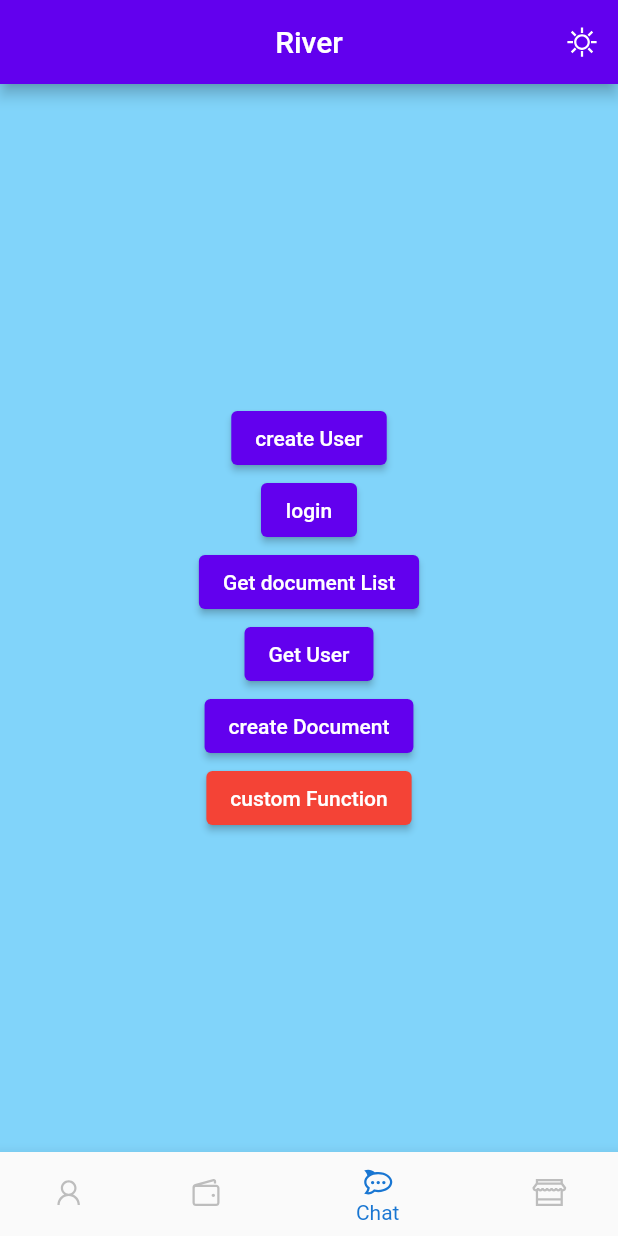
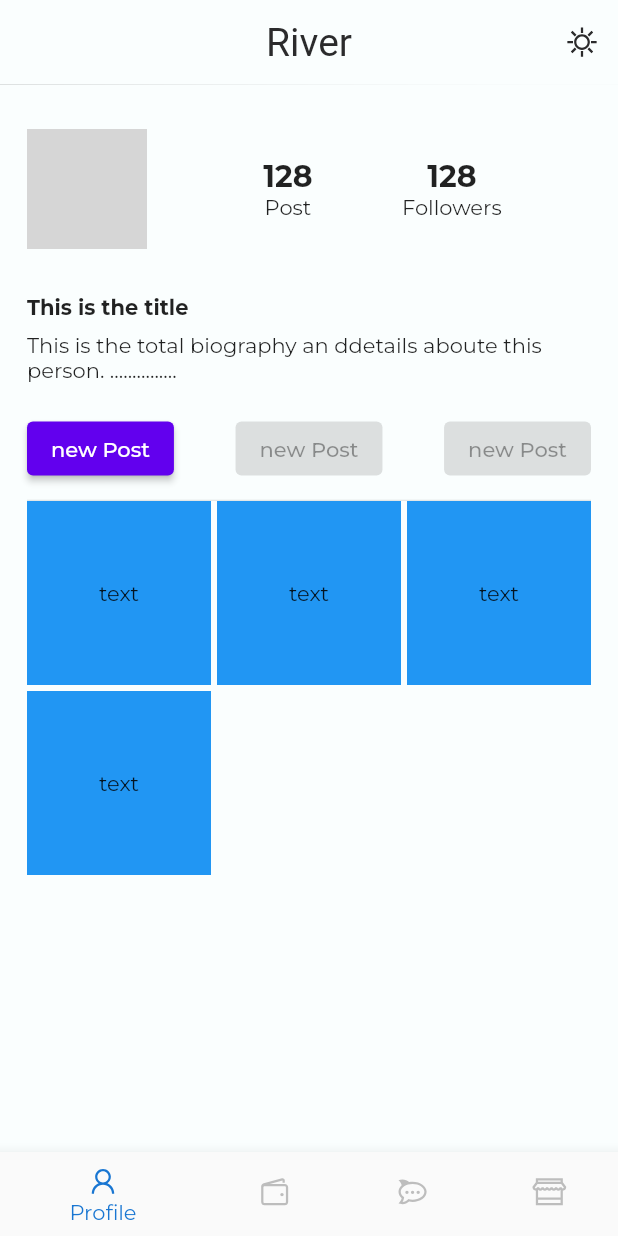
Before and after one commit to samtheory/river, a Flutter app: the screen it shows after launch, on a phone screen of 412 x 824 dp. Run offline on Flutter 3.47's test engine with Material 2 defaults, Android fonts, the phone set to English and light mode, and no system bars; our stand-ins replace adaptive_theme, appwrite, auto_route, auto_size_text, flutter_hooks, google_fonts and 3 more; generated files the repository leaves out were written again; network calls fail; Roboto replaces fonts that are missing (Mogra); project files that could hold a hidden picture were left out; grey boxes are pictures that could not be loaded.

Commit message:
update profile page + light them update

```diff
--- a/lib/main.dart
+++ b/lib/main.dart
@@ -1,12 +1,13 @@
 import 'package:adaptive_theme/adaptive_theme.dart';
-import 'package:appwrite/appwrite.dart';
 import 'package:flutter/material.dart';
+import 'package:flutter/services.dart';
+import 'package:google_fonts/google_fonts.dart';
 import 'package:hooks_riverpod/hooks_riverpod.dart';
-import 'package:line_icons/line_icon.dart';
-
-import 'package:river/appwrite/appwrite_client.dart';
 import 'package:river/routes/router.dart';
 import 'package:river/routes/router.gr.dart';
+
+const Color cWhite = Color(0xFFFAFEFE);
+const Color cDark = Color(0xff2B2B2C);
 
 void main() async {
   WidgetsFlutterBinding.ensureInitialized();
@@ -26,6 +27,17 @@
     return ProviderScope(
       child: AdaptiveTheme(
         light: ThemeData(
+          fontFamily: GoogleFonts.montserrat().fontFamily,
+          appBarTheme: AppBarTheme(
+            actionsIconTheme: const IconThemeData(color: cDark),
+            elevation: .2,
+            titleTextStyle: GoogleFonts.mogra(
+              color: cDark,
+              fontSize: 26,
+            ),
+            backgroundColor: cWhite,
+          ),
+          scaffoldBackgroundColor: cWhite,
           brightness: Brightness.light,
           primarySwatch: Colors.red,
           colorScheme:
@@ -38,7 +50,7 @@
               const ColorScheme.dark().copyWith(secondary: Colors.amber),
         ),
         initial: AdaptiveThemeMode.system,
-        builder: (theme, darkTheme) =>  MaterialApp.router(
+        builder: (theme, darkTheme) => MaterialApp.router(
           debugShowCheckedModeBanner: false,
           title: 'Adaptive Theme Demo',
           theme: theme,
--- a/lib/screens/auth/register.dart
+++ b/lib/screens/auth/register.dart
@@ -8,6 +8,7 @@ import 'package:line_icons/line_icon.dart';
 import 'package:river/appwrite/appwrite_client.dart';
 import 'package:river/constants/constant.dart';
 import 'package:river/gen/assets.gen.dart';
+import 'package:river/main.dart';
 import 'package:river/routes/router.gr.dart';
 import 'package:river/screens/get_started_screen.dart';
 import 'package:river/screens/profile_screen.dart';
--- a/lib/screens/get_started_screen.dart
+++ b/lib/screens/get_started_screen.dart
@@ -1,15 +1,12 @@
-import 'dart:ui';
 
 import 'package:auto_route/auto_route.dart';
 import 'package:auto_size_text/auto_size_text.dart';
 import 'package:flutter/material.dart';
 import 'package:river/constants/constant.dart';
 import 'package:river/gen/assets.gen.dart';
+import 'package:river/main.dart';
 import 'package:river/routes/router.gr.dart';
-import 'package:river/screens/auth/register.dart';
 
-const Color cWhite = Color(0xFFFAFEFE);
-const Color cDark = Color(0xff2B2B2C);
 
 class GetStartedScreen extends StatelessWidget {
   const GetStartedScreen({Key? key}) : super(key: key);
--- a/lib/screens/home_bottom_nav_screen.dart
+++ b/lib/screens/home_bottom_nav_screen.dart
@@ -10,7 +10,7 @@ class HomeBottomNavigationScreen extends HookWidget {
 
   @override
   Widget build(BuildContext context) {
-    final _navCurrentIndex = useState(2);
+    final _navCurrentIndex = useState(0);
     return AutoTabsScaffold(
       routes: const [
         ProfileRouter(),
@@ -18,7 +18,7 @@ class HomeBottomNavigationScreen extends HookWidget {
         WalletRouter(),
         MarketRouter(),
       ],
-      homeIndex: 2,
+
       bottomNavigationBuilder: (_, tabsRouter) {
         return BottomNavigationBar(
             onTap: (int index) {
--- a/lib/screens/profile_screen.dart
+++ b/lib/screens/profile_screen.dart
@@ -1,145 +1,137 @@
 import 'package:appwrite/appwrite.dart';
-import 'package:appwrite/models.dart';
-import 'package:auto_route/auto_route.dart';
 import 'package:flutter/material.dart';
-import 'package:flutter_hooks/flutter_hooks.dart';
+import 'package:flutter_staggered_grid_view/flutter_staggered_grid_view.dart';
 import 'package:hooks_riverpod/hooks_riverpod.dart';
-
 import 'package:river/appwrite/appwrite_client.dart';
-import 'package:river/routes/router.gr.dart';
 
 class ProfileScreen extends HookConsumerWidget {
   const ProfileScreen({Key? key}) : super(key: key);
   @override
   Widget build(BuildContext context, WidgetRef ref) {
-    Account account = ref.watch(accountProvider);
-    Database database = ref.watch(databaseProvider);
-    AppWriteServices _services =
-        AppWriteServices(account: account, db: database);
-    final data = useState([]);
+    // Account account = ref.watch(accountProvider);
+    // Database database = ref.watch(databaseProvider);
+
     return Scaffold(
-      backgroundColor: Colors.lightBlue[200],
-      body: Center(
-        child: Column(
-            mainAxisAlignment: MainAxisAlignment.center,
-            crossAxisAlignment: CrossAxisAlignment.center,
-            children: [
-              ElevatedButton(
-                  onPressed: () async {
-                    try {
-                      await account.create(
-                          userId: 'unique()',
-                          email: 'me@appwrite.io',
-                          password: 'password',
-                          name: 'My Name');
-                    } catch (e) {
-                      throw e;
-                    }
-                  },
-                  child: const Text('create User')),
-              ElevatedButton(
-                  onPressed: () {
-                    account
-                        .createSession(
-                          email: 'me@appwrite.io',
-                          password: 'password',
-                        )
-                        .then((response) => print(response))
-                        .catchError((error) => print(error.response));
-                  },
-                  child: Text('login')),
-              ElevatedButton(
-                  onPressed: () {
-                    database
-                        .listDocuments(
-                          collectionId: 'alaki001',
-                        )
-                        .then((value) => print(value.documents))
-                        .catchError((error) => print(error.response));
-                  },
-                  child: Text('Get document List')),
-              ElevatedButton(
-                  onPressed: () {
-                    database
-                        .createDocument(
-                          collectionId: 'alaki001',
-                          documentId: 'unique()',
-                          data: {'1000': 200, 'text': "she lived in paradice"},
-                        )
-                        .then((value) => print(value))
-                        .catchError((error) => print(error.response));
-                  },
-                  child: Text('Get User')),
-              ElevatedButton(
-                  onPressed: () {
-                    account.get().then((User response) {
-                      print(response.$id);
-                    }).catchError((error) {
-                      print(error.response);
-                    });
-                  },
-                  child: Text('create Document')),
-              ElevatedButton(
-                  style: ButtonStyle(
-                      backgroundColor: MaterialStateProperty.resolveWith(
-                          (states) => Colors.red)),
-                  onPressed: () {
-                    _services.updateDocument();
-                  },
-                  child: Text('custom Function'))
-            ]),
-      ),
+      body: SafeArea(
+          child: Padding(
+              padding: const EdgeInsets.symmetric(horizontal: 18),
+              child: ListView(
+                children: [
+                  const SizedBox(
+                    height: 30,
+                  ),
+                  Row(
+                    mainAxisAlignment: MainAxisAlignment.spaceBetween,
+                    children: [
+                      const Padding(
+                        padding: EdgeInsets.only(right: 18),
+                        child: CircleAvatar(
+                          maxRadius: 40,
+                          backgroundImage: NetworkImage(
+                              'https://d2qp0siotla746.cloudfront.net/img/use-cases/profile-picture/template_3.jpg'),
+                        ),
+                      ),
+                      Column(
+                        children: const [
+                          Text('128',
+                              style: TextStyle(
+                                fontSize: 20,
+                                fontWeight: FontWeight.bold,
+                              )),
+                          Text('Post')
+                        ],
+                      ),
+                      Column(
+                        children: const [
+                          Text('128',
+                              style: TextStyle(
+                                fontSize: 20,
+                                fontWeight: FontWeight.bold,
+                              )),
+                          Text('Followers')
+                        ],
+                      ),
+                      const SizedBox()
+                    ],
+                  ),
+                  const SizedBox(height: 30),
+                  const Text(
+                    'This is the title',
+                    style: TextStyle(
+                      fontWeight: FontWeight.bold,
+                    ),
+                  ),
+                  const SizedBox(
+                    height: 8,
+                  ),
+                  const Text(
+                      'This is the total biography an ddetails aboute this person. ...............'),
+                  const SizedBox(
+                    height: 20,
+                  ),
+                  Row(
+                    mainAxisAlignment: MainAxisAlignment.spaceBetween,
+                    children: [
+                      ElevatedButton(onPressed: () {}, child: Text('new Post')),
+                      ElevatedButton(onPressed: null, child: Text('new Post')),
+                      ElevatedButton(onPressed: null, child: Text('new Post'))
+                    ],
+                  ),
+                  const SizedBox(
+                    height: 10,
+                  ),
+                  const Divider(
+                    height: 1,
+                  ),
+                  StaggeredGrid.count(
+                    crossAxisCount: 6,
+                    mainAxisSpacing: 4,
+                    crossAxisSpacing: 4,
+                    children: [
+                      StaggeredGridTile.count(
+                        crossAxisCellCount: 2,
+                        mainAxisCellCount: 2,
+                        child: Container(
+                          color: Colors.blue,
+                          child: const Center(
+                            child: Text('text'),
+                          ),
+                        ),
+                      ),
+                      StaggeredGridTile.count(
+                        crossAxisCellCount: 2,
+                        mainAxisCellCount: 2,
+                        child: Container(
+                          color: Colors.blue,
+                          child: const Center(
+                            child: Text('text'),
+                          ),
+                        ),
+                      ),
+                      StaggeredGridTile.count(
+                        crossAxisCellCount: 2,
+                        mainAxisCellCount: 2,
+                        child: Container(
+                          color: Colors.blue,
+                          child: const Center(
+                            child: Text('text'),
+                          ),
+                        ),
+                      ),
+                      StaggeredGridTile.count(
+                        crossAxisCellCount: 2,
+                        mainAxisCellCount: 2,
+                        child: Container(
+                          color: Colors.blue,
+                          child: Center(
+                            child: Text('text'),
+                          ),
+                        ),
+                      ),
+                    ],
+                  )
+                ],
+              ))),
     );
   }
 }
-
-class AppWriteServices {
-  Account account;
-  Database db;
-  AppWriteServices({
-    required this.account,
-    required this.db,
-  });
-
-  /// get the userData
-  getAccount() {
-    account
-        .get()
-        .then((User user) => print(user.email))
-        .catchError((e) => print(e));
-  }
-
-  createDocument() {
-    db
-        .createDocument(
-          collectionId: '625d0cba1cc5ff839bf7',
-          documentId: 'unique()',
-          data: {
-            'hi': 'end of the world',
-            'data':
-              ['ali', 'mamad']
-
-          },
-        )
-        .then((value) => print(value))
-        .catchError((e) => print(e));
-  }
-  listDocument() {
-    db
-        .listDocuments(
-    collectionId: '625d0cba1cc5ff839bf7',
-  )
-        .then((value) => print(value.documents))
-        .catchError((e) => print(e));
-  }
-  updateDocument() {
-    db
-        .updateDocument(
-        collectionId: '625d0cba1cc5ff839bf7',
-        documentId: '627139dc3ff0ed133738',
-        data: {'bad':'fucked up shit'},
-      )
-        .then((value) => print(value))
-        .catchError((e) => print(e));
-  }
-}
--- a/pubspec.yaml
+++ b/pubspec.yaml
@@ -59,6 +59,8 @@ dependencies:
   url_launcher: ^6.0.20
   dio: ^4.0.6
   appwrite: ^4.0.2
+  google_fonts: ^2.3.2
+  flutter_staggered_grid_view: ^0.6.1
 dev_dependencies:
   flutter_test:
     sdk: flutter
```
Also changed, not shown: lib/screens/testfunctions.dart (added, +148 -0 lines), pubspec.lock. Lines whose indentation alone changed are shown as unchanged.
